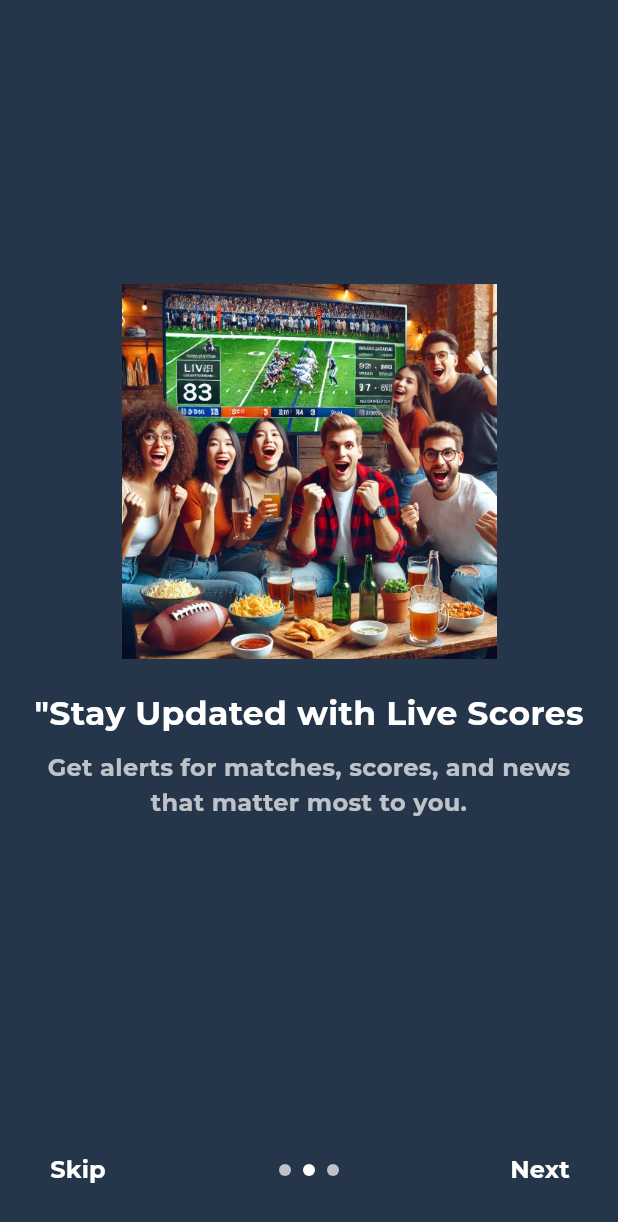
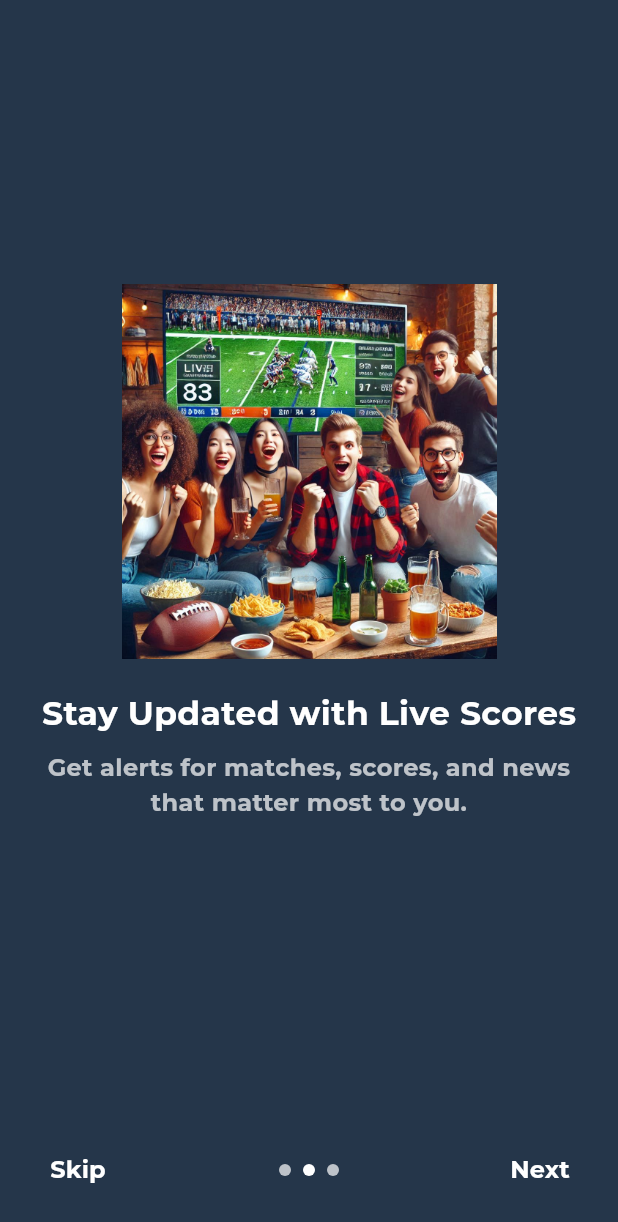
Before and after one commit to SworupTimalsina/FanPulse, a Flutter app: the screen it shows after launch, swiped to page 2, on a phone screen of 412 x 824 dp. Shown: the top 1222 px of the screen. Run offline on Flutter 3.47's test engine with Material 3 defaults, Android fonts, the phone set to English and light mode, and no system bars.

Commit message:
skip button

```diff
--- a/lib/view/onboarding_screen_view.dart
+++ b/lib/view/onboarding_screen_view.dart
@@ -21,7 +21,7 @@ class _OnboardingScreenState extends State<OnboardingScreen> {
       'image': 'assets/images/onboard1.png',
     },
     {
-      'title': '"Stay Updated with Live Scores',
+      'title': 'Stay Updated with Live Scores',
       'description':
           'Get alerts for matches, scores, and news that matter most to you.',
       'image': 'assets/images/onboard2.png',
@@ -29,7 +29,7 @@ class _OnboardingScreenState extends State<OnboardingScreen> {
     {
       'title': 'Live Chats',
       'description':
-          'Join live chats, share your opinions, and be part of the action!.',
+          'Join live chats, share your opinions, and be part of the action!',
       'image': 'assets/images/onboard3.png',
     },
   ];
@@ -46,7 +46,7 @@ class _OnboardingScreenState extends State<OnboardingScreen> {
   @override
   Widget build(BuildContext context) {
     return Scaffold(
-      backgroundColor: Color(0xff25364A),
+      backgroundColor: const Color(0xff25364A),
       body: Column(
         children: [
           Expanded(
@@ -82,7 +82,9 @@ class _OnboardingScreenState extends State<OnboardingScreen> {
                         _onboardingData[index]['description']!,
                         textAlign: TextAlign.center,
                         style: const TextStyle(
-                            fontSize: 16, color: Colors.white70),
+                          fontSize: 16,
+                          color: Colors.white70,
+                        ),
                       ),
                     ),
                   ],
@@ -96,8 +98,7 @@ class _OnboardingScreenState extends State<OnboardingScreen> {
               mainAxisAlignment: MainAxisAlignment.spaceBetween,
               children: [
                 TextButton(
-                  onPressed: () =>
-                      _pageController.jumpToPage(_onboardingData.length - 1),
+                  onPressed: _onDone, // Directly call the _onDone method
                   child: const Text(
                     'Skip',
                     style: TextStyle(color: Colors.white, fontSize: 16),
```
